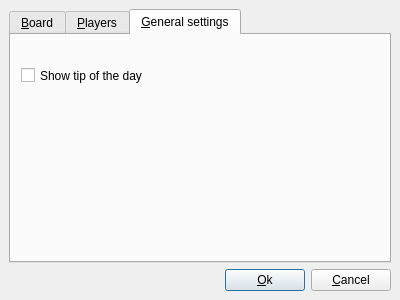
The window that src/gui/preferences.ui (madnight/chessx) describes before a commit, drawn with Qt 5.
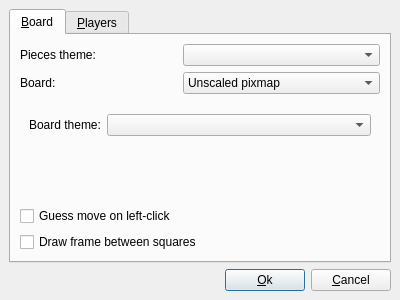
The same window after the commit. The open tabs and pages were chosen to show the change.

The edit to the form file:
```diff
--- a/src/gui/preferences.ui
+++ b/src/gui/preferences.ui
@@ -288,27 +288,6 @@
        </item>
       </layout>
      </widget>
-     <widget class="QWidget" name="tab" >
-      <attribute name="title" >
-       <string>&amp;General settings</string>
-      </attribute>
-      <attribute name="toolTip" >
-       <string>General settings for ChessX</string>
-      </attribute>
-      <widget class="QCheckBox" name="tipOfTheDay" >
-       <property name="geometry" >
-        <rect>
-         <x>10</x>
-         <y>30</y>
-         <width>361</width>
-         <height>21</height>
-        </rect>
-       </property>
-       <property name="text" >
-        <string>Show tip of the day</string>
-       </property>
-      </widget>
-     </widget>
     </widget>
    </item>
    <item row="1" column="0" >
```
